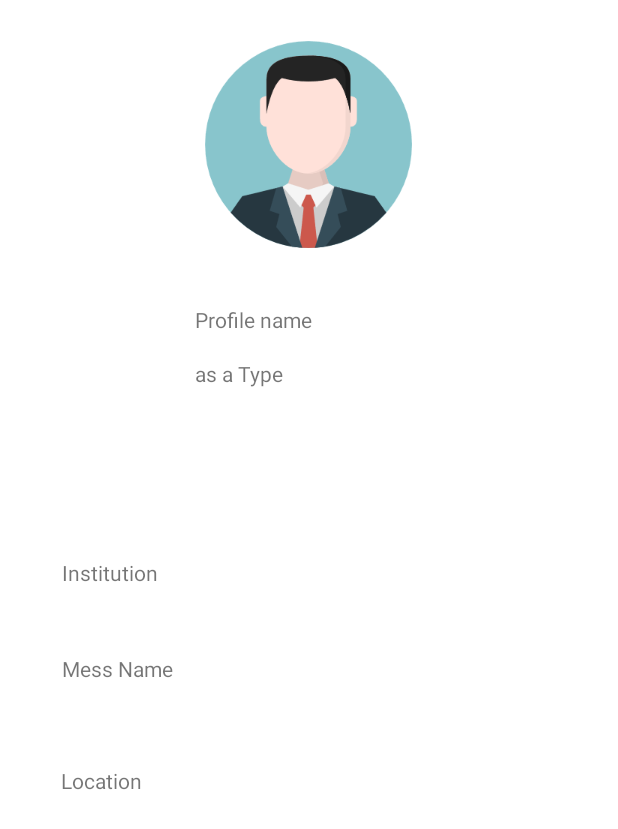
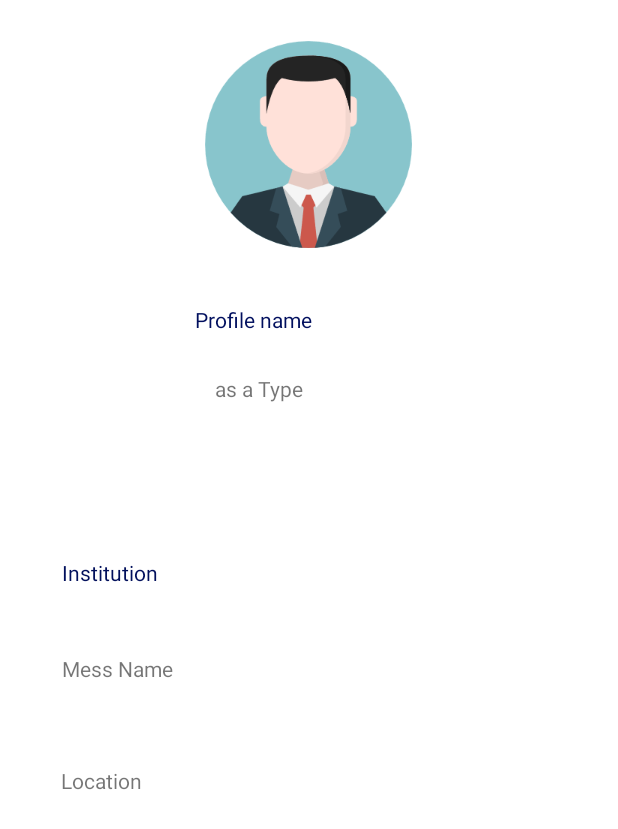
Before and after one commit to Shoumik29/Meal-Manager, an Android app: the profile screen opened directly, with no data from a screen before it, on a phone screen of 412 x 824 dp. Shown: the top 829 px of the screen. Run offline under Robolectric (Android 15) with nearby library versions, the phone set to English and light mode, and no system bars; our stand-ins replace Firebase (no records; nobody signed in at launch, a user with empty details on screens opened directly).

Commit message:
User data storing and data retrieving done

```diff
--- a/app/src/main/java/com/example/mealmanager/MainActivity.java
+++ b/app/src/main/java/com/example/mealmanager/MainActivity.java
@@ -126,7 +126,7 @@ public class MainActivity extends AppCompatActivity implements View.OnClickListe
 
         switch (item.getItemId()) {
             case R.id.item1:
-                Toast.makeText(MainActivity.this, "Authintication Successfull", Toast.LENGTH_LONG).show();
+                Toast.makeText(MainActivity.this, "Authentication Successful", Toast.LENGTH_LONG).show();
                 Intent intent = new Intent(MainActivity.this, statistics.class);
                 startActivity(intent);
                 break;
--- a/app/src/main/java/com/example/mealmanager/profile.java
+++ b/app/src/main/java/com/example/mealmanager/profile.java
@@ -1,14 +1,71 @@
 package com.example.mealmanager;
 
+import androidx.annotation.NonNull;
 import androidx.appcompat.app.AppCompatActivity;
 
 import android.os.Bundle;
+import android.widget.EditText;
+import android.widget.TextView;
+import android.widget.Toast;
+
+import com.google.android.gms.tasks.OnCompleteListener;
+import com.google.android.gms.tasks.OnFailureListener;
+import com.google.android.gms.tasks.OnSuccessListener;
+import com.google.android.gms.tasks.Task;
+import com.google.firebase.auth.FirebaseAuth;
+import com.google.firebase.firestore.DocumentReference;
+import com.google.firebase.firestore.DocumentSnapshot;
+import com.google.firebase.firestore.FirebaseFirestore;
 
 public class profile extends AppCompatActivity {
+
+
+    public TextView userName, userInstitution;
+    private FirebaseAuth mAuth;
+    public FirebaseFirestore db;
 
     @Override
     protected void onCreate(Bundle savedInstanceState) {
         super.onCreate(savedInstanceState);
         setContentView(R.layout.activity_profile);
+
+        userName = (TextView) findViewById(R.id.textView5);
+        userInstitution = (TextView)findViewById(R.id.textView10);
+
+        mAuth = FirebaseAuth.getInstance();
+        db = FirebaseFirestore.getInstance();
+
+
+
+    }
+
+    @Override
+    protected void onStart() {
+        super.onStart();
+        retrieveUserData();
+    }
+
+    public void retrieveUserData(){
+
+        String userID = mAuth.getCurrentUser().getUid();
+
+        DocumentReference docRef = db.collection("users").document(userID);
+        docRef.get().addOnCompleteListener(new OnCompleteListener<DocumentSnapshot>() {
+            @Override
+            public void onComplete(@NonNull Task<DocumentSnapshot> task) {
+                if (task.isSuccessful()) {
+                    DocumentSnapshot document = task.getResult();
+                    if (document.exists()) {
+                        userName.setText(document.getString("Name"));
+                        userInstitution.setText(document.getString("Institution"));
+                        Toast.makeText(profile.this, "Data retrieve Successful", Toast.LENGTH_LONG).show();
+                    } else {
+                        Toast.makeText(profile.this, "User not found", Toast.LENGTH_LONG).show();
+                    }
+                } else {
+                    Toast.makeText(profile.this, "Data retrieve failed", Toast.LENGTH_LONG).show();
+                }
+            }
+        });
     }
 }
--- a/app/src/main/res/layout/activity_create_account.xml
+++ b/app/src/main/res/layout/activity_create_account.xml
@@ -35,7 +35,7 @@
         app:layout_constraintVertical_bias="0.206" />
 
     <EditText
-        android:id="@+id/editTextTextPersonName2"
+        android:id="@+id/ETin"
         android:layout_width="wrap_content"
         android:layout_height="wrap_content"
         android:ems="10"
--- a/app/src/main/res/layout/activity_profile.xml
+++ b/app/src/main/res/layout/activity_profile.xml
@@ -23,6 +23,7 @@
         android:layout_width="159dp"
         android:layout_height="33dp"
         android:text="Profile name"
+        android:textColor="#010F5E"
         app:layout_constraintBottom_toBottomOf="parent"
         app:layout_constraintEnd_toEndOf="parent"
         app:layout_constraintHorizontal_bias="0.515"
@@ -37,16 +38,16 @@
         android:text="as a Type"
         app:layout_constraintBottom_toBottomOf="parent"
         app:layout_constraintEnd_toEndOf="parent"
-        app:layout_constraintHorizontal_bias="0.454"
         app:layout_constraintStart_toStartOf="parent"
         app:layout_constraintTop_toTopOf="parent"
-        app:layout_constraintVertical_bias="0.303" />
+        app:layout_constraintVertical_bias="0.315" />
 
     <TextView
         android:id="@+id/textView10"
         android:layout_width="154dp"
         android:layout_height="37dp"
         android:text="Institution"
+        android:textColor="#02105C"
         app:layout_constraintBottom_toBottomOf="parent"
         app:layout_constraintEnd_toEndOf="parent"
         app:layout_constraintHorizontal_bias="0.159"
```
Also changed, not shown: app/src/main/java/com/example/mealmanager/createAccount.java (+43 -4 lines).
